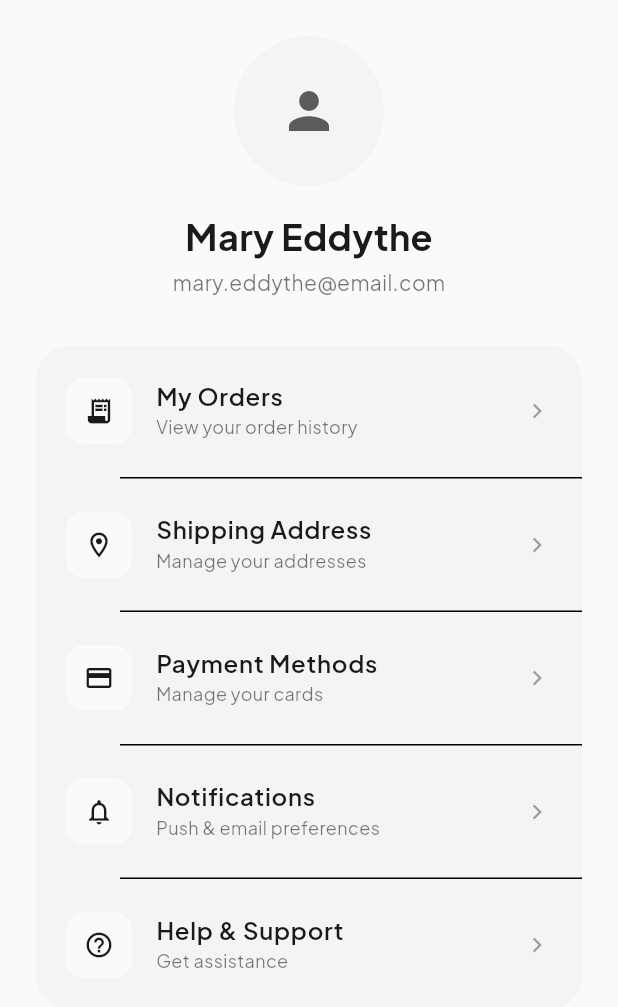
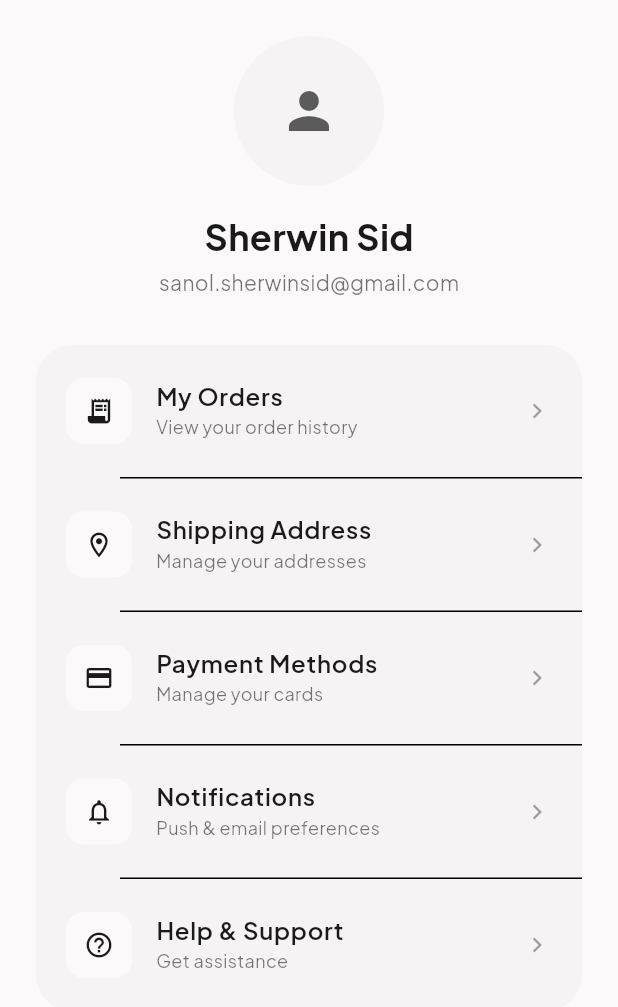
Before and after one commit to swcidd/Sanol_SherwinSid_Lab8, a Flutter app: the ProfileScreen screen opened directly, on a phone screen of 412 x 824 dp. Shown: the top 1007 px of the screen. Run offline on Flutter 3.47's test engine with Material 3 defaults, Android fonts, the light colour scheme and no system bars; our stand-ins replace google_fonts; network calls fail.

Commit message:
fix: adjust username and email

```diff
--- a/lib/profile_screen.dart
+++ b/lib/profile_screen.dart
@@ -45,7 +45,7 @@ class ProfileScreen extends StatelessWidget {
           ),
           const SizedBox(height: 16),
           Text(
-            'Mary Eddythe',
+            'Sherwin Sid',
             style: GoogleFonts.plusJakartaSans(
               fontSize: 24,
               fontWeight: FontWeight.bold,
@@ -53,7 +53,7 @@ class ProfileScreen extends StatelessWidget {
           ),
           const SizedBox(height: 4),
           Text(
-            'mary.eddythe@email.com',
+            'sanol.sherwinsid@gmail.com',
             style: GoogleFonts.plusJakartaSans(
               fontSize: 14,
               color: LuminousColors.onSurface.withValues(alpha: 0.6),
@@ -139,17 +139,11 @@ class _SettingsTile extends StatelessWidget {
           color: LuminousColors.surface,
           borderRadius: BorderRadius.circular(12),
         ),
-        child: Icon(
-          icon,
-          size: 20,
-          color: LuminousColors.onSurface,
-        ),
+        child: Icon(icon, size: 20, color: LuminousColors.onSurface),
       ),
       title: Text(
         title,
-        style: GoogleFonts.plusJakartaSans(
-          fontWeight: FontWeight.w600,
-        ),
+        style: GoogleFonts.plusJakartaSans(fontWeight: FontWeight.w600),
       ),
       subtitle: Text(
         subtitle,
```
Lines whose indentation alone changed are shown as unchanged.
